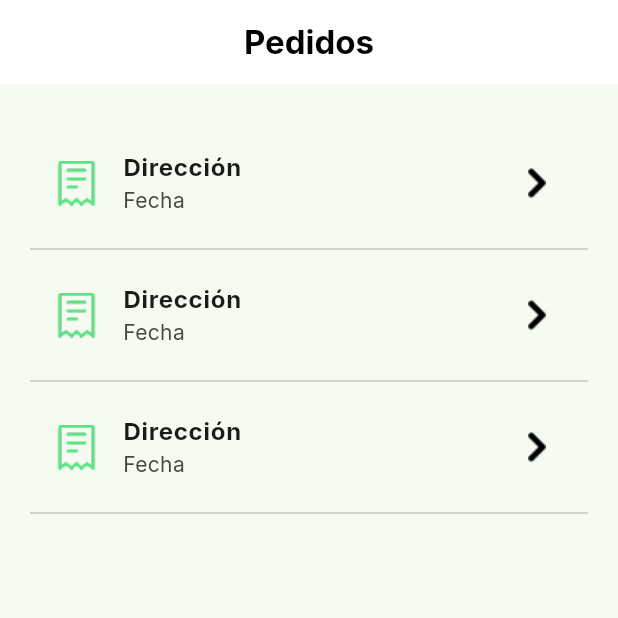
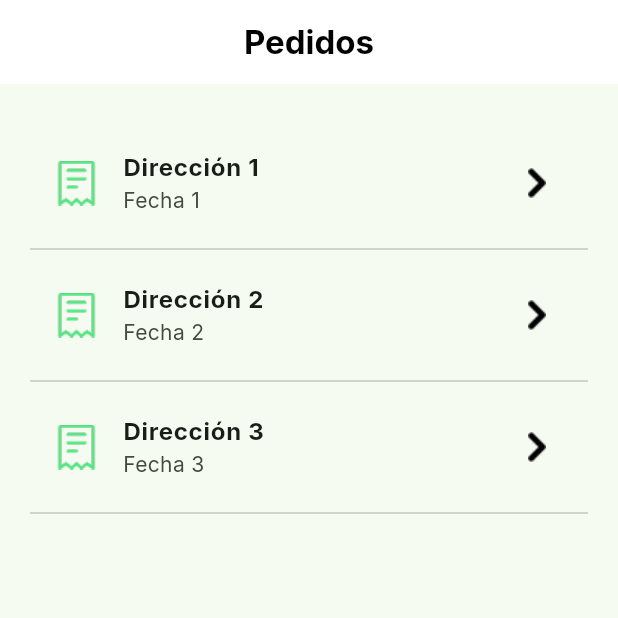
Before and after one commit to jaherrera2004/MiMercado-Frontend-Movil, a Flutter app: the PedidosScreen screen opened by its route, on a phone screen of 412 x 824 dp, the top half of it. Run offline on Flutter 3.47's test engine with Material 3 defaults, Android fonts, the phone set to English and light mode, and no system bars; our stand-ins replace google_fonts.

Commit message:
Añadiendo datos de pedido

```diff
--- a/lib/MiMercadoApp.dart
+++ b/lib/MiMercadoApp.dart
@@ -8,6 +8,7 @@ import 'package:mi_mercado/features/categoria/CategoriaScreen.dart'; // Imported
 import 'package:mi_mercado/features/carrito/CarritoScreen.dart';
 import 'package:mi_mercado/features/pago/PagoScreen.dart';
 import 'package:mi_mercado/features/pedidos/listaPedidos.dart';
+import 'package:mi_mercado/features/pedidos/datosPedido.dart';
 import 'package:mi_mercado/features/direcciones/listaDirecciones.dart';
 import 'package:mi_mercado/features/cuenta/perfil.dart';
 import 'package:mi_mercado/features/cuenta/datosPerfil.dart';
@@ -39,6 +40,7 @@ class MiMercadoApp extends StatelessWidget {
         '/carrito': (context) => CarritoScreen(),
         '/pago': (context) => PagoScreen(),
         '/pedidos': (context) => const PedidosScreen(),
+        '/detalle-pedido': (context) => const DatosPedidosScreen(),
         '/direcciones': (context) => const DireccionesScreen(),
         '/cuenta': (context) => const CuentaScreen(),
         '/datos-perfil': (context) => const DatosScreen(),
--- a/lib/features/pedidos/listaPedidos.dart
+++ b/lib/features/pedidos/listaPedidos.dart
@@ -14,21 +14,45 @@ class PedidosScreen extends StatelessWidget {
         automaticallyImplyLeading: false,
         title: Text(
           "Pedidos",
-          style: GoogleFonts.inter(fontWeight: FontWeight.bold, color: Colors.black),
+          style: GoogleFonts.inter(
+            fontWeight: FontWeight.bold,
+            color: Colors.black,
+          ),
         ),
         centerTitle: true,
       ),
       body: Padding(
         padding: const EdgeInsets.symmetric(horizontal: 20.0),
         child: ListView(
-          children: const [
-            SizedBox(height: 30), // 👈 espacio debajo del AppBar
-             pedido(direccion: "Dirección", fecha: "Fecha"),
-            Divider(),
-             pedido(direccion: "Dirección", fecha: "Fecha"),
-            Divider(),
-             pedido(direccion: "Dirección", fecha: "Fecha"),
-            Divider(),
+          children: [
+            const SizedBox(height: 30),
+
+            pedido(
+              direccion: "Dirección 1",
+              fecha: "Fecha 1",
+              onTap: () {
+                Navigator.pushNamed(context, '/detalle-pedido');
+              },
+            ),
+            const Divider(),
+
+            pedido(
+              direccion: "Dirección 2",
+              fecha: "Fecha 2",
+              onTap: () {
+                Navigator.pushNamed(context, '/detalle-pedido');
+              },
+            ),
+            const Divider(),
+
+            pedido(
+              direccion: "Dirección 3",
+              fecha: "Fecha 3",
+              onTap: () {
+                Navigator.pushNamed(context, '/detalle-pedido');
+              },
+            ),
+            const Divider(),
           ],
         ),
       ),
--- a/lib/features/pedidos/widgets/pedido.dart
+++ b/lib/features/pedidos/widgets/pedido.dart
@@ -4,23 +4,30 @@ import 'package:google_fonts/google_fonts.dart';
 class pedido extends StatelessWidget {
   final String direccion;
   final String fecha;
+  final VoidCallback? onTap; // 👈 acción al presionar
 
-  const pedido({super.key, required this.direccion, required this.fecha});
+  const pedido({
+    super.key,
+    required this.direccion,
+    required this.fecha,
+    this.onTap,
+  });
 
   @override
   Widget build(BuildContext context) {
     return ListTile(
-      leading: Image.asset('lib/resources/order.png', width: 30, height: 30,),
+      leading: Image.asset('lib/resources/order.png', width: 30, height: 30),
       title: Text(
         direccion,
         style: GoogleFonts.inter(fontWeight: FontWeight.bold),
       ),
       subtitle: Text(fecha, style: GoogleFonts.inter()),
       trailing: Image.asset(
-        'lib/resources/arrow_right.png', width: 20, height: 20, // tu archivo en assets
+        'lib/resources/arrow_right.png',
+        width: 20,
+        height: 20,
       ),
-
-      onTap: () {},
+      onTap: onTap, // 👈 ejecuta lo que reciba
     );
   }
 }
```
Also changed, not shown: lib/features/direcciones/listaDirecciones.dart (+20 -4 lines), lib/features/pedidos/datosPedido.dart (+244 -0 lines).
